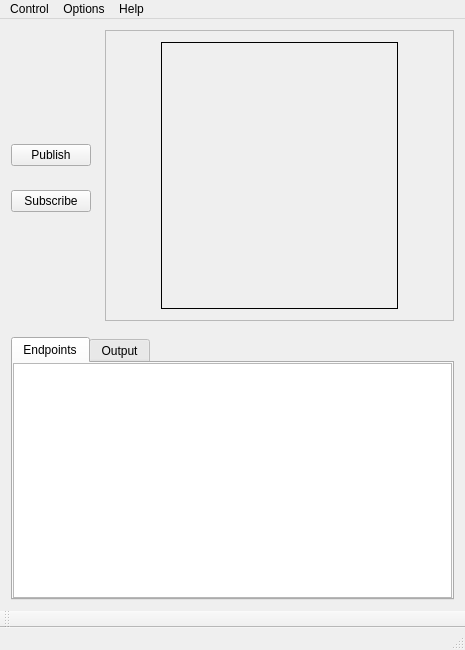
Qt form forms/mainwindow.ui (eProsima/ShapesDemo) before a commit.
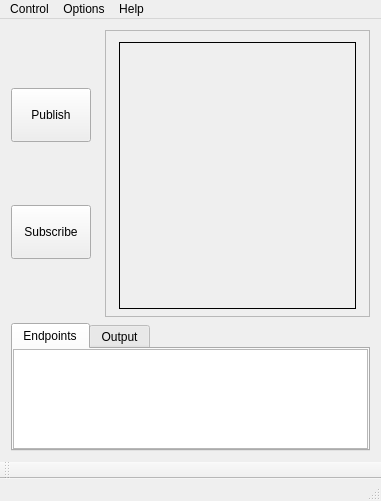
The same form after that commit. Custom widgets are drawn as their Qt base class.

Patch:
```diff
--- a/forms/mainwindow.ui
+++ b/forms/mainwindow.ui
@@ -6,8 +6,8 @@
    <rect>
     <x>0</x>
     <y>0</y>
-    <width>465</width>
-    <height>650</height>
+    <width>374</width>
+    <height>501</height>
    </rect>
   </property>
   <property name="windowTitle">
@@ -23,7 +23,7 @@
       <property name="verticalSpacing">
        <number>4</number>
       </property>
-      <item row="6" column="0" colspan="3">
+      <item row="5" column="0" colspan="3">
        <spacer name="verticalSpacer_3">
         <property name="orientation">
          <enum>Qt::Vertical</enum>
@@ -39,7 +39,7 @@
         </property>
        </spacer>
       </item>
-      <item row="0" column="1" rowspan="6">
+      <item row="0" column="1" rowspan="5">
        <spacer name="horizontalSpacer_2">
         <property name="orientation">
          <enum>Qt::Horizontal</enum>
@@ -55,33 +55,7 @@
         </property>
        </spacer>
       </item>
-      <item row="3" column="0" rowspan="2">
-       <widget class="QPushButton" name="bt_subscribe">
-        <property name="sizePolicy">
-         <sizepolicy hsizetype="Maximum" vsizetype="Fixed">
-          <horstretch>0</horstretch>
-          <verstretch>0</verstretch>
-         </sizepolicy>
-        </property>
-        <property name="text">
-         <string>Subscribe</string>
-        </property>
-       </widget>
-      </item>
-      <item row="5" column="0">
-       <spacer name="verticalSpacer_2">
-        <property name="orientation">
-         <enum>Qt::Vertical</enum>
-        </property>
-        <property name="sizeHint" stdset="0">
-         <size>
-          <width>20</width>
-          <height>40</height>
-         </size>
-        </property>
-       </spacer>
-      </item>
-      <item row="0" column="2" rowspan="6">
+      <item row="0" column="2" rowspan="5">
        <widget class="QFrame" name="frameDraw">
         <property name="sizePolicy">
          <sizepolicy hsizetype="MinimumExpanding" vsizetype="MinimumExpanding">
@@ -203,10 +177,23 @@
         </layout>
        </widget>
       </item>
+      <item row="3" column="0">
+       <widget class="QPushButton" name="bt_subscribe">
+        <property name="sizePolicy">
+         <sizepolicy hsizetype="Maximum" vsizetype="Ignored">
+          <horstretch>0</horstretch>
+          <verstretch>0</verstretch>
+         </sizepolicy>
+        </property>
+        <property name="text">
+         <string>Subscribe</string>
+        </property>
+       </widget>
+      </item>
       <item row="1" column="0">
        <widget class="QPushButton" name="bt_publish">
         <property name="sizePolicy">
-         <sizepolicy hsizetype="Maximum" vsizetype="Fixed">
+         <sizepolicy hsizetype="Maximum" vsizetype="Ignored">
           <horstretch>0</horstretch>
           <verstretch>0</verstretch>
          </sizepolicy>
@@ -216,35 +203,6 @@
         </property>
        </widget>
       </item>
-      <item row="0" column="0">
-       <spacer name="verticalSpacer_4">
-        <property name="orientation">
-         <enum>Qt::Vertical</enum>
-        </property>
-        <property name="sizeHint" stdset="0">
-         <size>
-          <width>20</width>
-          <height>40</height>
-         </size>
-        </property>
-       </spacer>
-      </item>
-      <item row="2" column="0">
-       <spacer name="verticalSpacer">
-        <property name="orientation">
-         <enum>Qt::Vertical</enum>
-        </property>
-        <property name="sizeType">
-         <enum>QSizePolicy::Minimum</enum>
-        </property>
-        <property name="sizeHint" stdset="0">
-         <size>
-          <width>20</width>
-          <height>20</height>
-         </size>
-        </property>
-       </spacer>
-      </item>
      </layout>
     </item>
     <item>
@@ -271,6 +229,12 @@
         </property>
         <item>
          <widget class="QTableView" name="tableEndpoint">
+          <property name="sizePolicy">
+           <sizepolicy hsizetype="Expanding" vsizetype="Ignored">
+            <horstretch>0</horstretch>
+            <verstretch>0</verstretch>
+           </sizepolicy>
+          </property>
           <property name="font">
            <font>
             <pointsize>9</pointsize>
@@ -338,7 +302,7 @@
     <rect>
      <x>0</x>
      <y>0</y>
-     <width>465</width>
+     <width>374</width>
      <height>21</height>
     </rect>
    </property>
```
